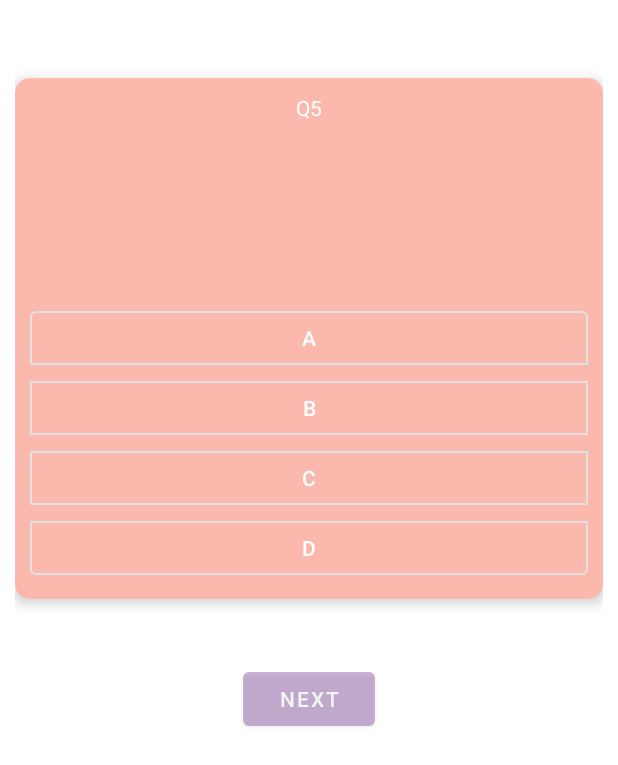
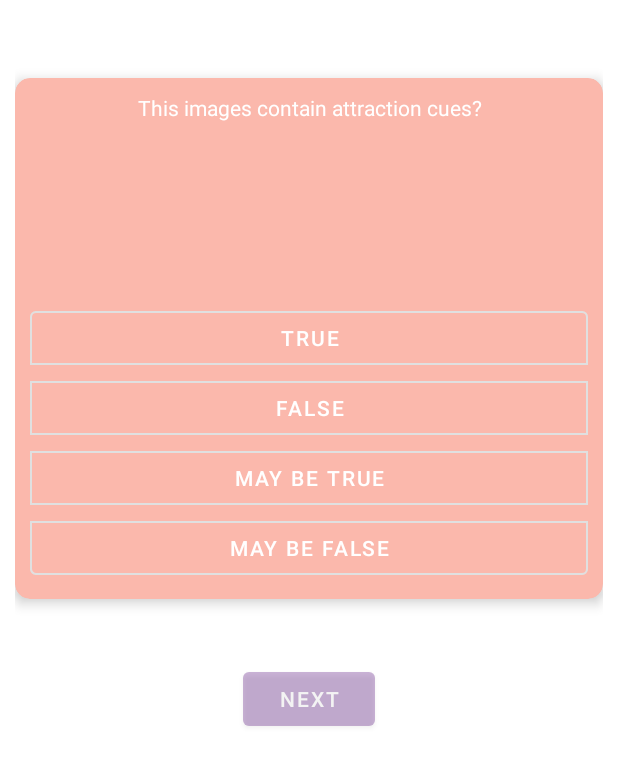
Before and after one commit to PriyabrataNaskar/Partha-Saarth-e, an Android app: the QuizActivity screen opened directly, with no data from a screen before it, on a phone screen of 412 x 824 dp. Shown: the top 765 px of the screen. Run offline under Robolectric (Android 15) with nearby library versions, the phone set to English and light mode, and no system bars.

Commit message:
stable quiz

```diff
--- a/app/src/main/java/tech/hashincludebrain/parthasaarthe/repository/QuizQuestionRepository.java
+++ b/app/src/main/java/tech/hashincludebrain/parthasaarthe/repository/QuizQuestionRepository.java
@@ -1,12 +1,19 @@
 package tech.hashincludebrain.parthasaarthe.repository;
 
+import android.content.Context;
+import android.util.Log;
+
 import androidx.lifecycle.MutableLiveData;
+
+import org.json.JSONArray;
+import org.json.JSONObject;
 
 import java.io.IOException;
 import java.io.InputStream;
 import java.util.ArrayList;
 import java.util.List;
 
+import tech.hashincludebrain.parthasaarthe.R;
 import tech.hashincludebrain.parthasaarthe.model.QuizQuestionModel;
 
 /**
@@ -19,14 +26,17 @@ import tech.hashincludebrain.parthasaarthe.model.QuizQuestionModel;
 public class QuizQuestionRepository {
     private static QuizQuestionRepository instance;
     private ArrayList<QuizQuestionModel> quizQuestionList = new ArrayList<>();
-
-    public static QuizQuestionRepository getInstance() {
+    private String myJson;
+    public static QuizQuestionRepository getInstance(final Context context) {
         if (instance == null) {
-            instance = new QuizQuestionRepository();
+            instance = new QuizQuestionRepository(context);
         }
         return instance;
     }
 
+    public QuizQuestionRepository(Context context){
+        this.myJson = inputStreamToString(context.getApplicationContext().getResources().openRawResource(R.raw.body_language));
+    }
     public MutableLiveData<List<QuizQuestionModel>> getQuizQuestionList() {
         setQuizQuestionList();
         MutableLiveData<List<QuizQuestionModel>> data = new MutableLiveData<>();
@@ -35,14 +45,44 @@ public class QuizQuestionRepository {
     }
 
     public void setQuizQuestionList() {
-        quizQuestionList.add(new QuizQuestionModel("Q1", "A", "B", "C", "D", "A"));
-        quizQuestionList.add(new QuizQuestionModel("Q2", "A", "B", "C", "D", "B"));
-        quizQuestionList.add(new QuizQuestionModel("Q3", "A", "B", "C", "D", "C"));
-        quizQuestionList.add(new QuizQuestionModel("Q4", "A", "B", "C", "D", "D"));
-        quizQuestionList.add(new QuizQuestionModel("Q5", "A", "B", "C", "D", "B"));
-        quizQuestionList.add(new QuizQuestionModel("Q6", "A", "B", "C", "D", "A"));
+        //quizQuestionList.add(new QuizQuestionModel("Q1", "A", "B", "C", "D", "A"));
+        //quizQuestionList.add(new QuizQuestionModel("Q2", "A", "B", "C", "D", "B"));
+        //quizQuestionList.add(new QuizQuestionModel("Q3", "A", "B", "C", "D", "C"));
+        //quizQuestionList.add(new QuizQuestionModel("Q4", "A", "B", "C", "D", "D"));
+        //quizQuestionList.add(new QuizQuestionModel("Q5", "A", "B", "C", "D", "B"));
+        //quizQuestionList.add(new QuizQuestionModel("Q6", "A", "B", "C", "D", "A"));
         //getResources().openRawResource(R.raw.body_language);
-        //myJson=inputStreamToString(context.getResources().openRawResource(R.raw.body_language);
+        try {
+            // Parse the data into jsonobject to get original data in form of json.
+            JSONObject jObject = new JSONObject(myJson);
+            //Log.e("JSON",myJson);
+            //JSONObject jObjectResult = jObject.getJSONObject("response");
+            JSONArray jArray = jObject.getJSONArray("response");
+            Log.e("JSON","length "+ jArray.length());
+
+            for (int i = 0; i < jArray.length(); i++) {
+
+                JSONObject prodObj = jArray.getJSONObject(i);
+                Log.e("JSON","INSIDE LOOP");
+                String question = prodObj.getString("question");
+                Log.e("JSON",question);
+                String option1 = prodObj.getString("option1");
+                String option2 = prodObj.getString("option2");
+                String option3 = prodObj.getString("option3");
+                String option4 = prodObj.getString("option4");
+                String correctAnswer = prodObj.getString("answer");
+                String explanation = prodObj.getString("explanation");
+                Log.e("After Parse: ",question + option1 + option2 + option4 + correctAnswer + explanation);
+                QuizQuestionModel model = new QuizQuestionModel(question,option1,option2,option3,option4,correctAnswer);
+                quizQuestionList.add(model);
+                Log.e("Quiz",model.getQuestion()+ " at position "+ i);
+                //quiz = new QuizQuestionModel(position,brand,name,description);
+                //data.add(brands);
+            }
+        } catch (Exception e) {
+            e.printStackTrace();
+        }
+
     }
 
     public String inputStreamToString(InputStream inputStream) {
--- a/app/src/main/java/tech/hashincludebrain/parthasaarthe/ui/quiz/QuizActivity.java
+++ b/app/src/main/java/tech/hashincludebrain/parthasaarthe/ui/quiz/QuizActivity.java
@@ -1,7 +1,6 @@
 package tech.hashincludebrain.parthasaarthe.ui.quiz;
 
 import android.animation.Animator;
-import android.content.res.ColorStateList;
 import android.graphics.Color;
 import android.os.Bundle;
 import android.view.View;
@@ -75,9 +74,9 @@ public class QuizActivity extends AppCompatActivity {
 
             //Get Selected Button ID
             int id = toggleGroup.getCheckedButtonId();
-            if(isCorrectAnswer(mQuizActivityViewModel.getCurrentIndex(),findViewById(id))){
+            if (isCorrectAnswer(mQuizActivityViewModel.getCurrentIndex(), findViewById(id))) {
                 mQuizActivityViewModel.increaseScore(10);
-                Toast.makeText(this,"Score: " + mQuizActivityViewModel.getScore(),Toast.LENGTH_SHORT).show();
+                Toast.makeText(this, "Score: " + mQuizActivityViewModel.getScore(), Toast.LENGTH_SHORT).show();
             }
 
             //Clears the selections
@@ -137,7 +136,7 @@ public class QuizActivity extends AppCompatActivity {
     /**
      * Remove background Tint from all options make all options clickable
      */
-    private void removeOptionTint(){
+    private void removeOptionTint() {
         //Change Background to default & make every option clickable
         optionButtonOne.setClickable(true);
         optionButtonOne.setBackgroundColor(getResources().getColor(R.color.colorPrimaryDark, getTheme()));
@@ -147,7 +146,7 @@ public class QuizActivity extends AppCompatActivity {
         optionButtonThree.setBackgroundColor(getResources().getColor(R.color.colorPrimaryDark, getTheme()));
         optionButtonFour.setClickable(true);
         optionButtonFour.setBackgroundColor(getResources().getColor(R.color.colorPrimaryDark, getTheme()));
-        Toast.makeText(this,"Question Loaded",Toast.LENGTH_SHORT).show();
+        Toast.makeText(this, "Question Loaded", Toast.LENGTH_SHORT).show();
     }
 
     /**
@@ -165,12 +164,16 @@ public class QuizActivity extends AppCompatActivity {
         answer = view.getText().toString();
         //return true if correct answer is selected
         if (correctAnswer.equals(answer)) {
-            Toast.makeText(this,"Changing to Green",Toast.LENGTH_SHORT).show();
-            view.setBackgroundTintList(ColorStateList.valueOf(Color.GREEN));
+            Toast.makeText(this, "Changing to Green", Toast.LENGTH_SHORT).show();
+            //view.setBackgroundTintList(ColorStateList.valueOf(Color.parseColor("#00FF00")));
+            view.setBackgroundColor(Color.GREEN);
+            //view.setBackgroundTintList(ColorStateList.valueOf(Color.GREEN));
             return true;
         } else {
-            Toast.makeText(this,"Changing to Red",Toast.LENGTH_SHORT).show();
-            view.setBackgroundTintList(ColorStateList.valueOf(Color.RED));
+            Toast.makeText(this, "Changing to Red", Toast.LENGTH_SHORT).show();
+            //view.setBackgroundTintList(ColorStateList.valueOf(Color.parseColor("#FF0000")));
+            //view.setBackgroundTintList(ColorStateList.valueOf(Color.RED));
+            view.setBackgroundColor(Color.RED);
             return false;
         }
     }
--- a/app/src/main/java/tech/hashincludebrain/parthasaarthe/viewmodel/QuizActivityViewModel.java
+++ b/app/src/main/java/tech/hashincludebrain/parthasaarthe/viewmodel/QuizActivityViewModel.java
@@ -1,8 +1,11 @@
 package tech.hashincludebrain.parthasaarthe.viewmodel;
 
+import android.app.Application;
+
+import androidx.annotation.NonNull;
+import androidx.lifecycle.AndroidViewModel;
 import androidx.lifecycle.LiveData;
 import androidx.lifecycle.MutableLiveData;
-import androidx.lifecycle.ViewModel;
 
 import java.util.List;
 import java.util.Random;
@@ -13,7 +16,7 @@ import tech.hashincludebrain.parthasaarthe.repository.QuizQuestionRepository;
 /**
  * Created by Priyabrata Naskar on 09-02-2021.
  */
-public class QuizActivityViewModel extends ViewModel {
+public class QuizActivityViewModel extends AndroidViewModel {
 
     private MutableLiveData<List<QuizQuestionModel>> mQuizQuestions;
 
@@ -24,12 +27,17 @@ public class QuizActivityViewModel extends ViewModel {
 
     private int score;
 
+    public QuizActivityViewModel(@NonNull Application application) {
+        super(application);
+        mRepo = QuizQuestionRepository.getInstance(application.getApplicationContext());
+        mQuizQuestions = mRepo.getQuizQuestionList();
+    }
+
     public void loadQuizQuestions() {
         if (mQuizQuestions != null) {
             return;
         }
-        mRepo = QuizQuestionRepository.getInstance();
-        mQuizQuestions = mRepo.getQuizQuestionList();
+
     }
 
     public LiveData<List<QuizQuestionModel>> getQuizQuestions() {
--- a/app/src/main/res/raw/body_language.json
+++ b/app/src/main/res/raw/body_language.json
@@ -1,7 +1,8 @@
 {
     "status": 200,
     "status_message": "Success",
-    "response": [{
+    "response": [
+        {
             "quizNumber": "1",
             "image": "raw/",
             "question": "What does this body language indicate?",
```
